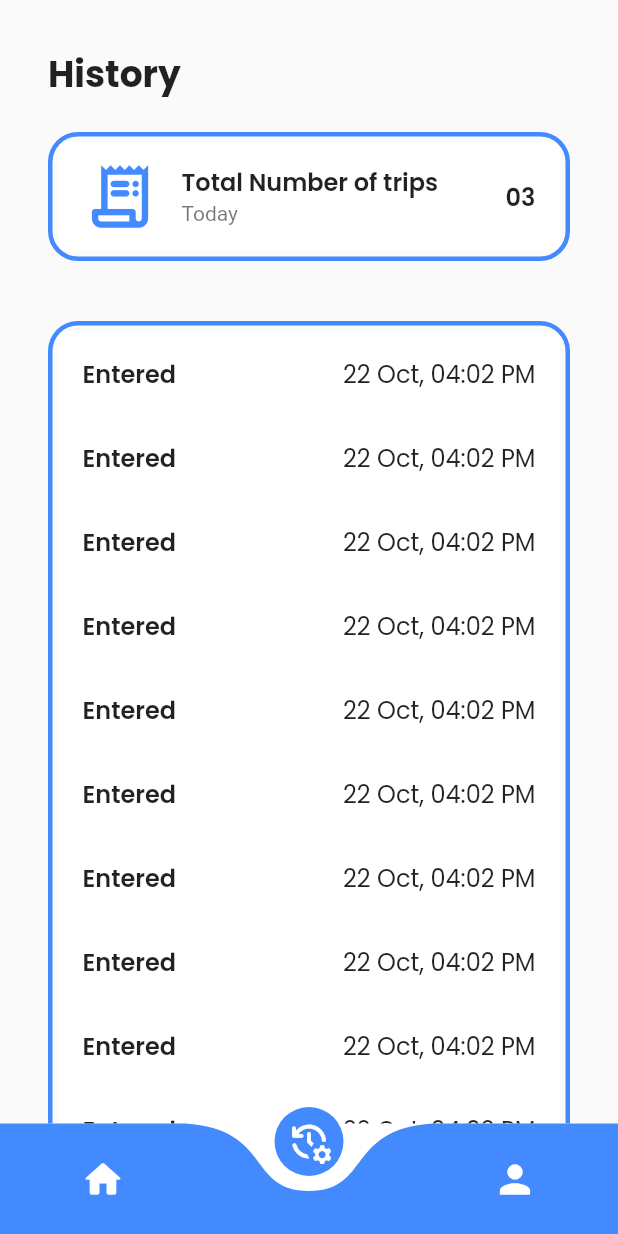
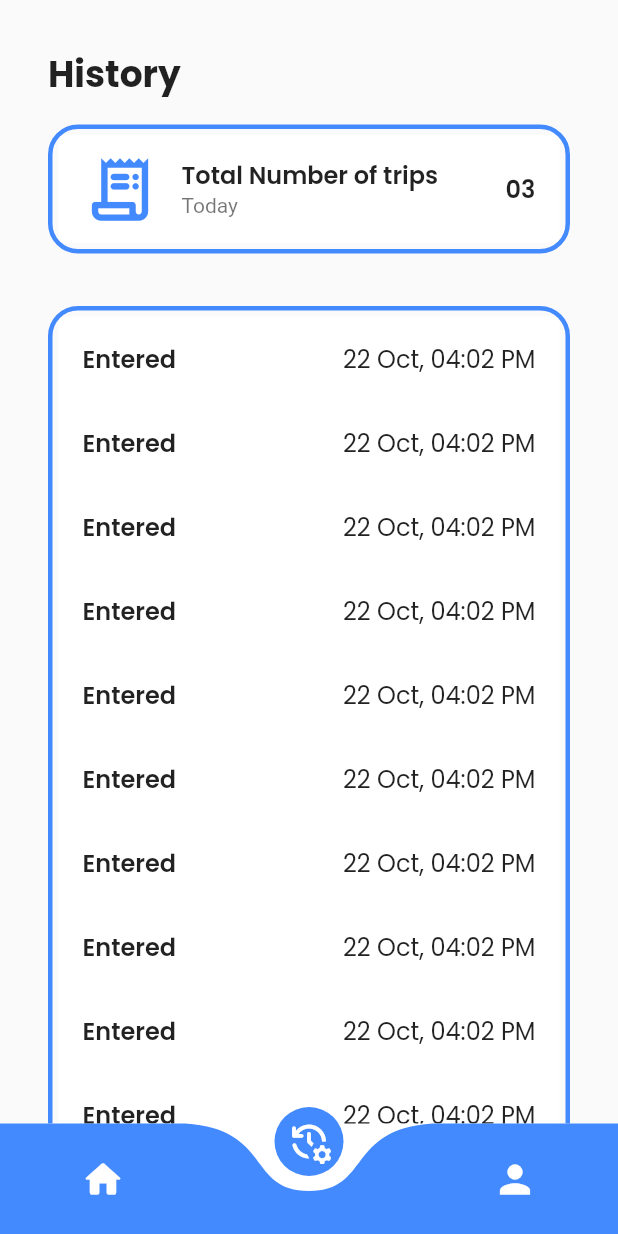
Before and after one commit to Palash2911/T-vis, a Flutter app: the screen it shows after launch, item 2 of the bottom bar chosen, on a phone screen of 412 x 824 dp. Run offline on Flutter 3.47's test engine with Material 2 defaults, Android fonts, the phone set to English and light mode, and no system bars; drawn by our look-alikes of curved_navigation_bar; our stand-ins replace google_fonts, lottie.

Commit message:
UI changes

```diff
--- a/lib/Screens/HistoryScreen.dart
+++ b/lib/Screens/HistoryScreen.dart
@@ -24,7 +24,7 @@ class HistoryPage extends StatelessWidget {
                 children: [
                   Container(
                     margin:
-                        EdgeInsets.symmetric(horizontal: 32.0, vertical: 20.0),
+                        EdgeInsets.symmetric(horizontal: 32.0, vertical: 15.0),
                     decoration: kBorder,
                     child: Card(
                       elevation: 0.0,
@@ -51,13 +51,15 @@ class HistoryPage extends StatelessWidget {
                     ),
                   ),
                   Container(
-                    margin:
-                        EdgeInsets.symmetric(horizontal: 32.0, vertical: 20.0),
+                    margin: const EdgeInsets.symmetric(
+                      horizontal: 32.0,
+                      vertical: 20.0,
+                    ),
                     decoration: kBorder,
                     child: Card(
                       elevation: 0.0,
                       child: Column(
-                        children: [
+                        children: const [
                           StatusTile(),
                           StatusTile(),
                           StatusTile(),
--- a/lib/Screens/Profile/ProfileScreen.dart
+++ b/lib/Screens/Profile/ProfileScreen.dart
@@ -95,7 +95,7 @@ class _ProfilePageState extends State<ProfilePage> {
                         'Sign Out',
                         style: ktitleTextStyle,
                       ),
-                      subtitle: Text('get the fuck out off here'),
+                      subtitle: Text('Done'),
                       trailing: Icon(Icons.arrow_forward_ios_rounded),
                     ),
                   ),
--- a/lib/Widgets/bottomNavBar.dart
+++ b/lib/Widgets/bottomNavBar.dart
@@ -46,6 +46,8 @@ class _bottomNavBarState extends State<bottomNavBar> {
         color: kPrimaryColor,
         backgroundColor: kSecondaryColor,
         items: _icons,
+        animationCurve: Curves.easeInOut,
+        animationDuration: const Duration(milliseconds: 360),
         onTap: (index) {
           setState(() {
             _page = index;
```
Also changed, not shown: lib/Widgets/profileCard.dart (+13 -8 lines).
